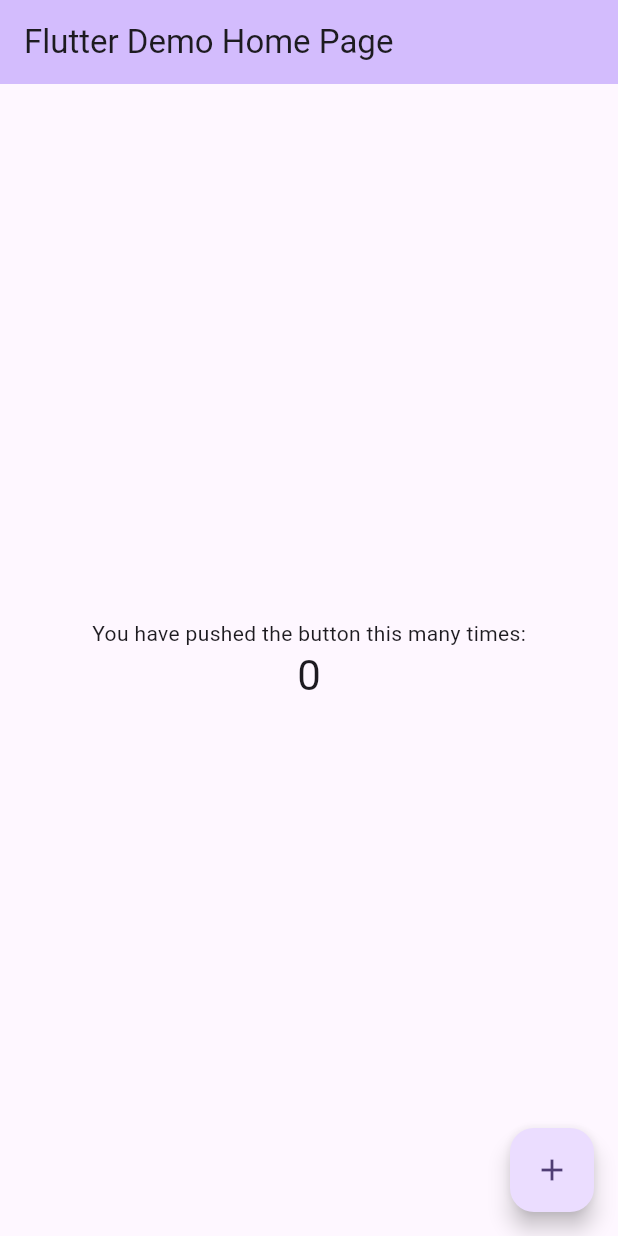
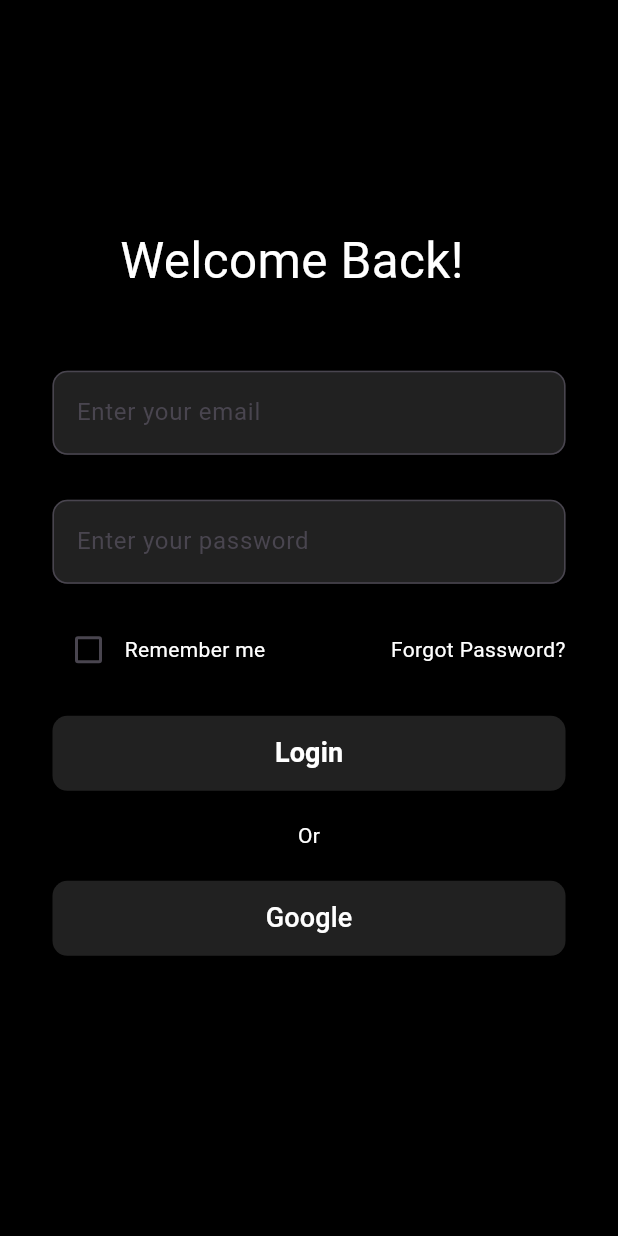
Before and after one commit to Bishnuu72/Flutter-Projects, a Flutter app: the screen it shows after launch, on a phone screen of 412 x 824 dp. Run offline on Flutter 3.47's test engine with Material 3 defaults, Android fonts, the phone set to English and light mode, and no system bars.

Commit message:
login UI

```diff
--- a/lib/main.dart
+++ b/lib/main.dart
@@ -1,122 +1,6 @@
 import 'package:flutter/material.dart';
+import 'package:manshi/wellness_app.dart';
 
 void main() {
-  runApp(const MyApp());
+  runApp(const WellnessApp());
 }
-
-class MyApp extends StatelessWidget {
-  const MyApp({super.key});
-
-  // This widget is the root of your application.
-  @override
-  Widget build(BuildContext context) {
-    return MaterialApp(
-      title: 'Flutter Demo',
-      theme: ThemeData(
-        // This is the theme of your application.
-        //
-        // TRY THIS: Try running your application with "flutter run". You'll see
-        // the application has a purple toolbar. Then, without quitting the app,
-        // try changing the seedColor in the colorScheme below to Colors.green
-        // and then invoke "hot reload" (save your changes or press the "hot
-        // reload" button in a Flutter-supported IDE, or press "r" if you used
-        // the command line to start the app).
-        //
-        // Notice that the counter didn't reset back to zero; the application
-        // state is not lost during the reload. To reset the state, use hot
-        // restart instead.
-        //
-        // This works for code too, not just values: Most code changes can be
-        // tested with just a hot reload.
-        colorScheme: ColorScheme.fromSeed(seedColor: Colors.deepPurple),
-      ),
-      home: const MyHomePage(title: 'Flutter Demo Home Page'),
-    );
-  }
-}
-
-class MyHomePage extends StatefulWidget {
-  const MyHomePage({super.key, required this.title});
-
-  // This widget is the home page of your application. It is stateful, meaning
-  // that it has a State object (defined below) that contains fields that affect
-  // how it looks.
-
-  // This class is the configuration for the state. It holds the values (in this
-  // case the title) provided by the parent (in this case the App widget) and
-  // used by the build method of the State. Fields in a Widget subclass are
-  // always marked "final".
-
-  final String title;
-
-  @override
-  State<MyHomePage> createState() => _MyHomePageState();
-}
-
-class _MyHomePageState extends State<MyHomePage> {
-  int _counter = 0;
-
-  void _incrementCounter() {
-    setState(() {
-      // This call to setState tells the Flutter framework that something has
-      // changed in this State, which causes it to rerun the build method below
-      // so that the display can reflect the updated values. If we changed
-      // _counter without calling setState(), then the build method would not be
-      // called again, and so nothing would appear to happen.
-      _counter++;
-    });
-  }
-
-  @override
-  Widget build(BuildContext context) {
-    // This method is rerun every time setState is called, for instance as done
-    // by the _incrementCounter method above.
-    //
-    // The Flutter framework has been optimized to make rerunning build methods
-    // fast, so that you can just rebuild anything that needs updating rather
-    // than having to individually change instances of widgets.
-    return Scaffold(
-      appBar: AppBar(
-        // TRY THIS: Try changing the color here to a specific color (to
-        // Colors.amber, perhaps?) and trigger a hot reload to see the AppBar
-        // change color while the other colors stay the same.
-        backgroundColor: Theme.of(context).colorScheme.inversePrimary,
-        // Here we take the value from the MyHomePage object that was created by
-        // the App.build method, and use it to set our appbar title.
-        title: Text(widget.title),
-      ),
-      body: Center(
-        // Center is a layout widget. It takes a single child and positions it
-        // in the middle of the parent.
-        child: Column(
-          // Column is also a layout widget. It takes a list of children and
-          // arranges them vertically. By default, it sizes itself to fit its
-          // children horizontally, and tries to be as tall as its parent.
-          //
-          // Column has various properties to control how it sizes itself and
-          // how it positions its children. Here we use mainAxisAlignment to
-          // center the children vertically; the main axis here is the vertical
-          // axis because Columns are vertical (the cross axis would be
-          // horizontal).
-          //
-          // TRY THIS: Invoke "debug painting" (choose the "Toggle Debug Paint"
-          // action in the IDE, or press "p" in the console), to see the
-          // wireframe for each widget.
-          mainAxisAlignment: MainAxisAlignment.center,
-          children: <Widget>[
-            const Text('You have pushed the button this many times:'),
-            Text(
-              '$_counter',
-              style: Theme.of(context).textTheme.headlineMedium,
-            ),
-          ],
-        ),
-      ),
-      floatingActionButton: FloatingActionButton(
-        onPressed: _incrementCounter,
-        tooltip: 'Increment',
-        child: const Icon(Icons.add),
-      ), // This trailing comma makes auto-formatting nicer for build methods.
-    );
-  }
-}
--- /dev/null
+++ b/lib/screens/login_screen.dart
@@ -0,0 +1,136 @@
+import 'package:flutter/material.dart';
+
+class MyLogin extends StatefulWidget {
+  const MyLogin({super.key});
+
+  @override
+  _MyLoginState createState() => _MyLoginState();
+}
+
+class _MyLoginState extends State<MyLogin> {
+  bool isChecked = false;
+  @override
+  Widget build(BuildContext context) {
+    return Scaffold(
+      backgroundColor: Colors.black,
+      body: Stack(
+        children: [
+          Container(
+            padding: EdgeInsets.only(left:80, top:150),
+            child: Text("Welcome Back!", style: TextStyle(
+              color: Colors.white,
+              fontSize: 33,
+            )),
+          ),
+          Container(
+            padding: EdgeInsets.only(top: MediaQuery.of(context).size.height*0.3, right:35, left:35),
+            child: Column(
+              children: [
+                TextField(
+                  decoration: InputDecoration(
+                    fillColor: Colors.grey[900],
+                    filled: true,
+                    hintText: 'Enter your email',
+                    border: OutlineInputBorder(
+                      borderRadius: BorderRadius.circular(10)
+                    )
+                  ),
+                ),
+                SizedBox(
+                  height: 30,
+                ),
+                TextField(
+                  decoration: InputDecoration(
+                    fillColor: Colors.grey.shade900,
+                    filled: true,
+                    hintText: 'Enter your password',
+                    border: OutlineInputBorder(
+                      borderRadius: BorderRadius.circular(10),
+                    )
+                  )
+                ),
+                Container(
+                  margin: const EdgeInsets.symmetric(vertical: 20),
+                  child:Row(
+                    mainAxisAlignment: MainAxisAlignment.spaceBetween,
+                    children: [
+                      Row(
+                          children: [
+                            Checkbox(
+                              value: isChecked,
+                              onChanged: (value) {
+                                setState(() {
+                                  isChecked = value!;
+                                });
+                              },
+                              checkColor: Colors.white,
+                              activeColor: Colors.grey[700],
+                            ),
+                            const Text(
+                              "Remember me",
+                              style: TextStyle(color: Colors.white),
+                            ),
+                          ]
+                      ),
+                      const Text(
+                        "Forgot Password?",
+                        style: TextStyle(color: Colors.white),
+                      )
+                    ]
+                  )
+                ),
+                Container(
+                  decoration: BoxDecoration(
+                    color: Colors.grey[900],
+                    borderRadius: BorderRadius.circular(10),
+                  ),
+                  width: double.infinity,
+                  height: 50,
+                  child: TextButton(
+                    onPressed: () {},
+                    child: const Text(
+                      "Login",
+                      style: TextStyle(
+                        color: Colors.white,
+                        fontSize: 18,
+                        fontWeight: FontWeight.bold,
+                      )
+                    )
+                  )
+                ),
+                Container(
+                  margin: EdgeInsets.only(top:20),
+                  child: const Text(
+                    "Or",
+                    style: TextStyle(
+                      color: Colors.white,
+                    )
+                  )
+                ),
+                Container(
+                  margin: EdgeInsets.only(top:20),
+                  decoration: BoxDecoration(
+                    color: Colors.grey[900],
+                    borderRadius: BorderRadius.circular(10),
+                  ),
+                  width: double.infinity,
+                  height: 50,
+                  child: TextButton(
+                    onPressed: () {},
+                    child: const Text(
+                      "Google",
+                      style: TextStyle(
+                        color: Colors.white,
+                        fontSize: 18,
+                      )
+                    )
+                  )
+                )
+              ],
+            ),
+          ),
+        ]
+      )
+    );
+  }
+}
--- /dev/null
+++ b/lib/screens/register_screen.dart
@@ -0,0 +1 @@
+// A
--- /dev/null
+++ b/lib/wellness_app.dart
@@ -0,0 +1,16 @@
+import 'package:flutter/material.dart';
+import 'package:manshi/screens/login_screen.dart';
+
+class WellnessApp extends StatelessWidget {
+  const WellnessApp({super.key});
+
+  @override
+  Widget build(BuildContext context) {
+    return MaterialApp(
+      title: 'Wellness App',
+      home: MyLogin(),
+      debugShowCheckedModeBanner: false,
+      theme: ThemeData(),
+    );
+  }
+}
--- a/pubspec.yaml
+++ b/pubspec.yaml
@@ -34,6 +34,7 @@ dependencies:
   # The following adds the Cupertino Icons font to your application.
   # Use with the CupertinoIcons class for iOS style icons.
   cupertino_icons: ^1.0.8
+  icons_plus: ^4.0.0
 
 dev_dependencies:
   flutter_test:
```
Also changed, not shown: lib/dashboard_screen.dart (added, +39 -0 lines), lib/login_screen.dart (added, +109 -0 lines), pubspec.lock, 1 other file.
